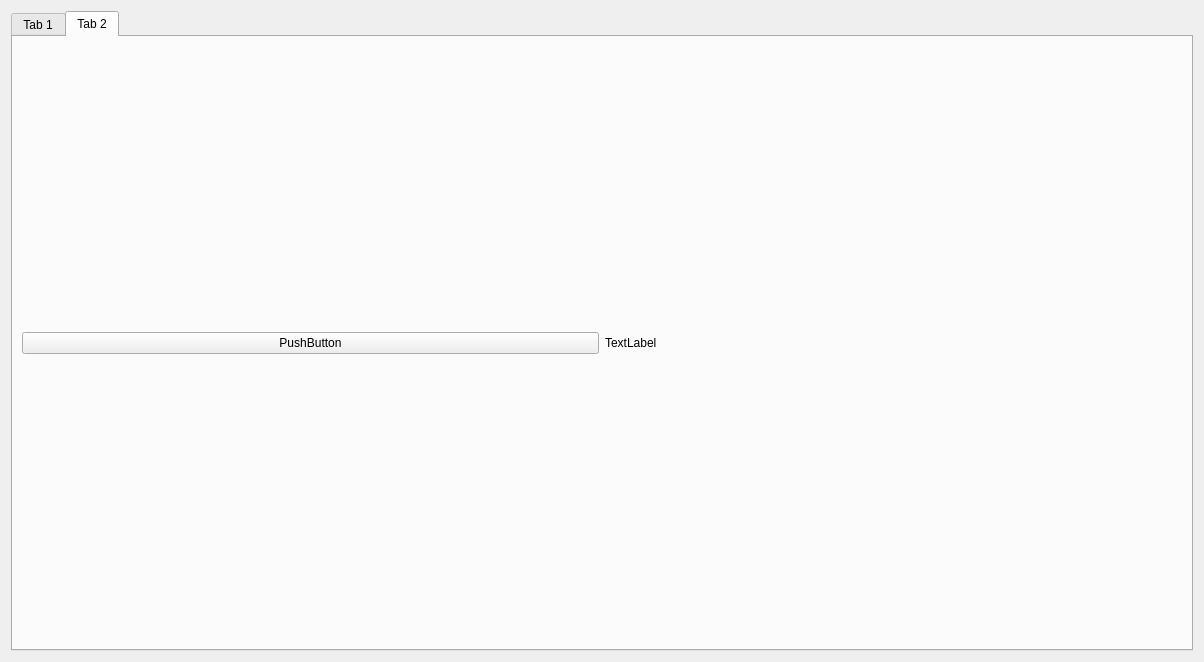
This is main.ui in GongZikang/image_processing_demo as Qt 5 draws it before an edit. The edited form follows.
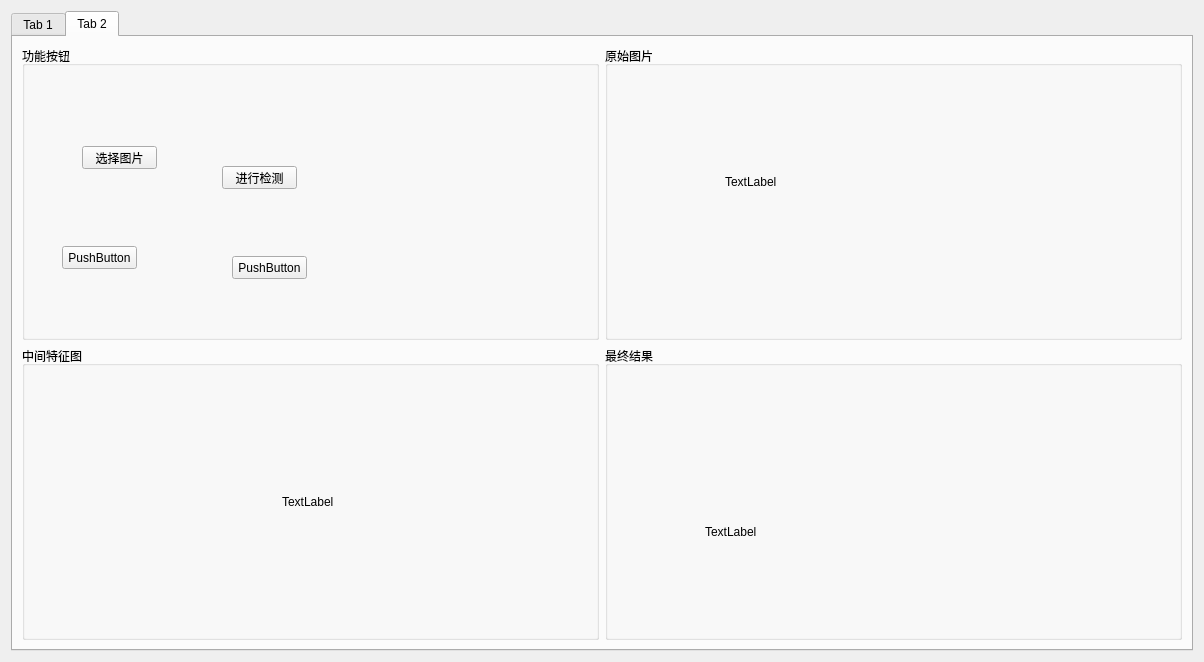
This is the edited form. The open tabs and pages were chosen to show the change.

Commit message: 初始化后加载神经网络模型

```diff
--- a/main.ui
+++ b/main.ui
@@ -626,18 +626,135 @@
       </attribute>
       <layout class="QHBoxLayout" name="horizontalLayout_10">
        <item>
-        <widget class="QPushButton" name="pushButton">
-         <property name="text">
-          <string>PushButton</string>
-         </property>
-        </widget>
-       </item>
-       <item>
-        <widget class="QLabel" name="label_2">
-         <property name="text">
-          <string>TextLabel</string>
-         </property>
-        </widget>
+        <layout class="QVBoxLayout" name="verticalLayout_13">
+         <item>
+          <layout class="QHBoxLayout" name="horizontalLayout_16">
+           <item>
+            <widget class="QGroupBox" name="groupBox_7">
+             <property name="title">
+              <string>功能按钮</string>
+             </property>
+             <widget class="QPushButton" name="b_choose_pic">
+              <property name="geometry">
+               <rect>
+                <x>60</x>
+                <y>100</y>
+                <width>75</width>
+                <height>23</height>
+               </rect>
+              </property>
+              <property name="text">
+               <string>选择图片</string>
+              </property>
+             </widget>
+             <widget class="QPushButton" name="b_detect">
+              <property name="geometry">
+               <rect>
+                <x>200</x>
+                <y>120</y>
+                <width>75</width>
+                <height>23</height>
+               </rect>
+              </property>
+              <property name="text">
+               <string>进行检测</string>
+              </property>
+             </widget>
+             <widget class="QPushButton" name="pushButton_3">
+              <property name="geometry">
+               <rect>
+                <x>40</x>
+                <y>200</y>
+                <width>75</width>
+                <height>23</height>
+               </rect>
+              </property>
+              <property name="text">
+               <string>PushButton</string>
+              </property>
+             </widget>
+             <widget class="QPushButton" name="pushButton_4">
+              <property name="geometry">
+               <rect>
+                <x>210</x>
+                <y>210</y>
+                <width>75</width>
+                <height>23</height>
+               </rect>
+              </property>
+              <property name="text">
+               <string>PushButton</string>
+              </property>
+             </widget>
+            </widget>
+           </item>
+           <item>
+            <widget class="QGroupBox" name="groupBox_6">
+             <property name="title">
+              <string>原始图片</string>
+             </property>
+             <widget class="QLabel" name="ori_pic">
+              <property name="geometry">
+               <rect>
+                <x>120</x>
+                <y>130</y>
+                <width>54</width>
+                <height>12</height>
+               </rect>
+              </property>
+              <property name="text">
+               <string>TextLabel</string>
+              </property>
+             </widget>
+            </widget>
+           </item>
+          </layout>
+         </item>
+         <item>
+          <layout class="QHBoxLayout" name="horizontalLayout_15">
+           <item>
+            <widget class="QGroupBox" name="groupBox_9">
+             <property name="title">
+              <string>中间特征图</string>
+             </property>
+             <widget class="QLabel" name="label_2">
+              <property name="geometry">
+               <rect>
+                <x>260</x>
+                <y>150</y>
+                <width>54</width>
+                <height>12</height>
+               </rect>
+              </property>
+              <property name="text">
+               <string>TextLabel</string>
+              </property>
+             </widget>
+            </widget>
+           </item>
+           <item>
+            <widget class="QGroupBox" name="groupBox_8">
+             <property name="title">
+              <string>最终结果</string>
+             </property>
+             <widget class="QLabel" name="res_pic">
+              <property name="geometry">
+               <rect>
+                <x>100</x>
+                <y>180</y>
+                <width>54</width>
+                <height>12</height>
+               </rect>
+              </property>
+              <property name="text">
+               <string>TextLabel</string>
+              </property>
+             </widget>
+            </widget>
+           </item>
+          </layout>
+         </item>
+        </layout>
        </item>
       </layout>
      </widget>
```
Left out of the diff: 2 changed lines with no effect on the pictures. The commit also changes 1 other file.
